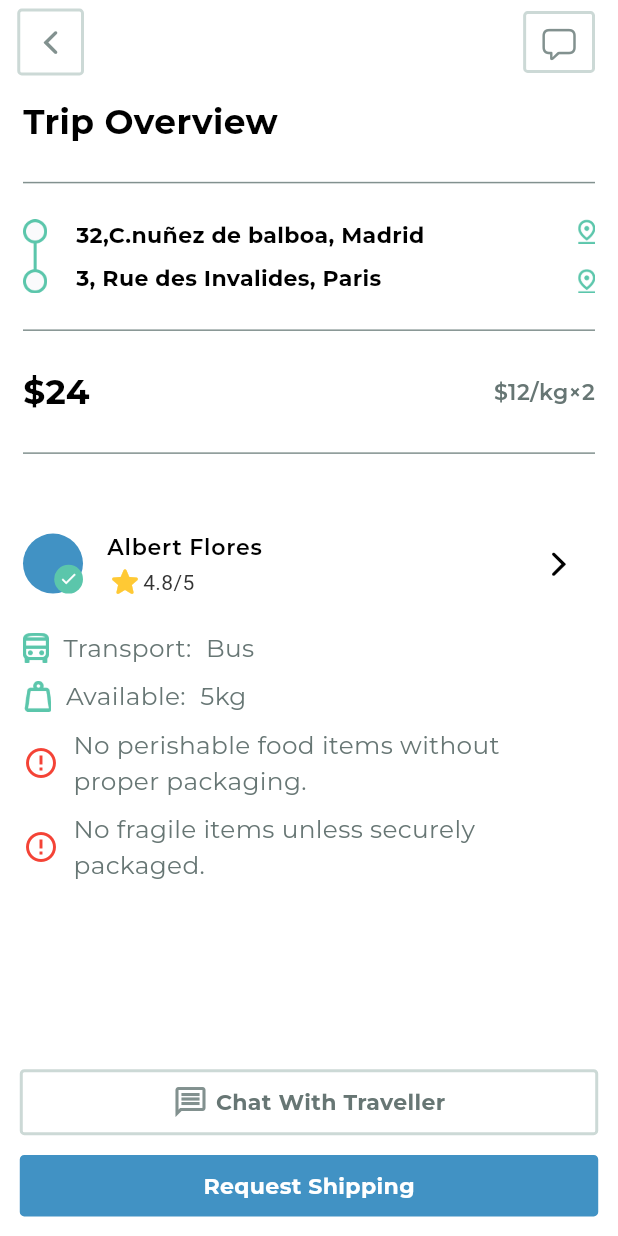
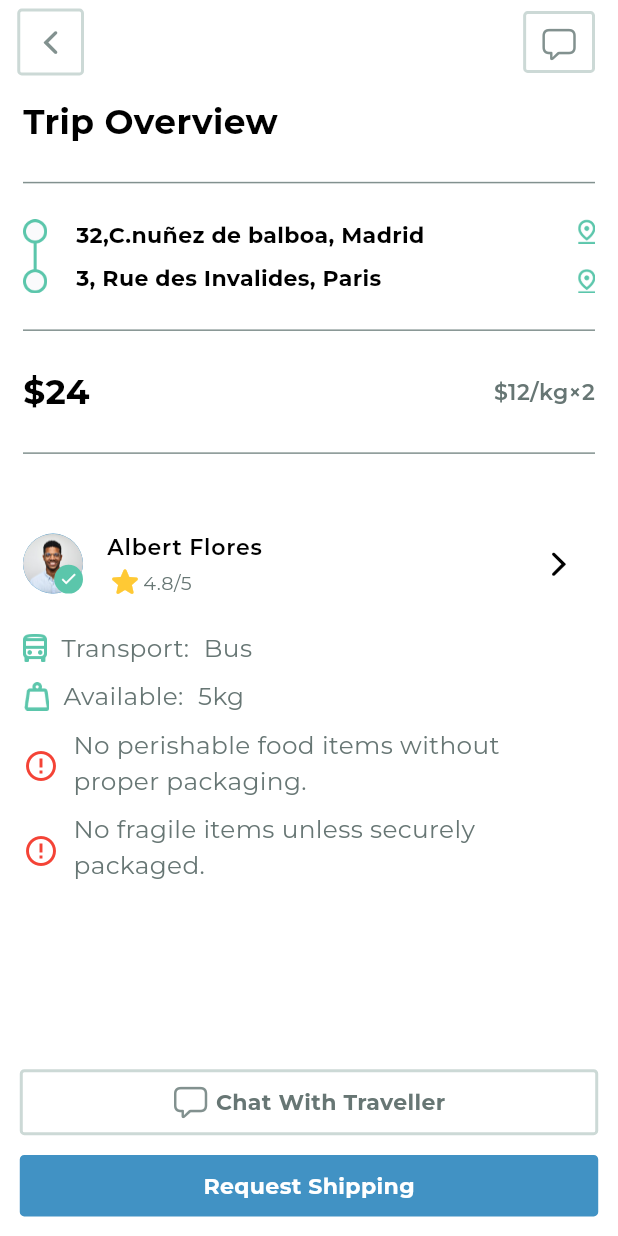
Before and after one commit to alphabetic100/courier_app, a Flutter app: the TripOverviewScreen screen opened directly, on a phone screen of 412 x 824 dp. Run offline on Flutter 3.47's test engine with Material 3 defaults, Android fonts, the phone set to English and light mode, and no system bars; our stand-ins replace dotted_border, get, google_fonts, image_picker, logger, pin_code_fields and 1 more; accounts and stored records are empty.

```diff
--- a/lib/core/utils/constants/image_path.dart
+++ b/lib/core/utils/constants/image_path.dart
@@ -2,6 +2,7 @@ class ImagePath {
   static const String _basePath = 'assets/images';
   static const String backGroundImage = '$_basePath/backgroundImage.png';
   static const String appLogo = 'assets/images/app_logo1.png';
+  static const String profile = "$_basePath/profile.png";
 
   static const String onboarding1 = '$_basePath/onboarding1.png';
   static const String onboarding2 = '$_basePath/onboarding2.png';
--- a/lib/features/messege/presentation/screens/message_screen.dart
+++ b/lib/features/messege/presentation/screens/message_screen.dart
@@ -57,7 +57,7 @@ class MessageScreen extends StatelessWidget {
     return Scaffold(
       appBar: CustomAppBar(),
       body: Padding(
-        padding: EdgeInsets.symmetric(horizontal: getWidth(12)),
+        padding: EdgeInsets.symmetric(horizontal: getWidth(16)),
         child: Column(
           crossAxisAlignment: CrossAxisAlignment.start,
           children: [
@@ -100,6 +100,8 @@ class MessageScreen extends StatelessWidget {
                                   crossAxisAlignment: CrossAxisAlignment.start,
                                   children: [
                                     CircleAvatar(
+                                      backgroundImage:
+                                          AssetImage(ImagePath.profile),
                                       radius: getWidth(15),
                                     ),
                                     HorizontalSpace(width: getWidth(10)),
--- a/lib/features/search_screen/presentation/components/search_result_card.dart
+++ b/lib/features/search_screen/presentation/components/search_result_card.dart
@@ -3,6 +3,7 @@ import 'package:courierapp/core/utils/constants/app_colors.dart';
 import 'package:courierapp/core/utils/constants/app_sizes.dart';
 import 'package:courierapp/core/utils/constants/app_spacers.dart';
 import 'package:courierapp/core/utils/constants/icon_path.dart';
+import 'package:courierapp/core/utils/constants/image_path.dart';
 import 'package:courierapp/features/search_screen/controller/trip_overview_controller.dart';
 import 'package:courierapp/features/search_screen/presentation/screens/trip_overview_screen.dart';
 import 'package:flutter/material.dart';
@@ -78,7 +79,9 @@ class SearchResultCard extends StatelessWidget {
               contentPadding: EdgeInsets.all(0),
               leading: Stack(
                 children: [
-                  CircleAvatar(),
+                  CircleAvatar(
+                    backgroundImage: AssetImage(ImagePath.profile),
+                  ),
                   tripOverviewController.isVerified.value
                       ? Positioned(
                           bottom: 0,
--- a/lib/features/search_screen/presentation/components/trip_overview_details.dart
+++ b/lib/features/search_screen/presentation/components/trip_overview_details.dart
@@ -3,6 +3,8 @@ import 'package:courierapp/core/utils/constants/app_colors.dart';
 import 'package:courierapp/core/utils/constants/app_sizes.dart';
 import 'package:courierapp/core/utils/constants/app_spacers.dart';
 import 'package:courierapp/core/utils/constants/icon_path.dart';
+import 'package:courierapp/core/utils/constants/image_path.dart';
+import 'package:courierapp/features/profile/presentation/screens/traveller_information.dart';
 import 'package:courierapp/features/search_screen/controller/trip_overview_controller.dart';
 import 'package:flutter/cupertino.dart';
 import 'package:flutter/material.dart';
@@ -19,11 +21,18 @@ class TripOverviewDetails extends StatelessWidget {
       padding: EdgeInsets.only(top: getHeight(16)),
       child: Column(
         children: [
-          ListTile(
+          GestureDetector(
+            onTap: () {
+              //TODO: Navigate to the Traveller Information page
+              Get.to(() => TravellerInformation());
+            },
+            child: ListTile(
               contentPadding: EdgeInsets.all(0),
               leading: Stack(
                 children: [
-                CircleAvatar(),
+                  CircleAvatar(
+                    backgroundImage: AssetImage(ImagePath.profile),
+                  ),
                   tripOverviewController.isVerified.value
                       ? Positioned(
                           bottom: 0,
@@ -48,7 +57,11 @@ class TripOverviewDetails extends StatelessWidget {
               subtitle: Row(
                 children: [
                   Icon(Icons.star_rounded, color: Color(0xFFFFC934)),
-                Text("4.8/5"),
+                  CustomText(
+                    text: "4.8/5",
+                    fontWeight: FontWeight.w400,
+                    fontSize: getWidth(14),
+                  ),
                 ],
               ),
               trailing: IconButton(
@@ -61,8 +74,9 @@ class TripOverviewDetails extends StatelessWidget {
                 ),
               ),
             ),
+          ),
           VerticalSpace(height: getHeight(10)),
-          _builtDetail(
+          builtDetail(
               isSub: true,
               title: "Transport:",
               icon: Image.asset(
@@ -73,7 +87,7 @@ class TripOverviewDetails extends StatelessWidget {
               ),
               subtitle: "Bus"),
           VerticalSpace(height: getHeight(10)),
-          _builtDetail(
+          builtDetail(
               isSub: true,
               title: "Available:",
               icon: Image.asset(
@@ -84,7 +98,7 @@ class TripOverviewDetails extends StatelessWidget {
               ),
               subtitle: "5kg"),
           VerticalSpace(height: getHeight(10)),
-          _builtDetail(
+          builtDetail(
             isSub: false,
             title: "No perishable food items without proper packaging.",
             icon: Icon(
@@ -93,7 +107,7 @@ class TripOverviewDetails extends StatelessWidget {
             ),
           ),
           VerticalSpace(height: getHeight(10)),
-          _builtDetail(
+          builtDetail(
             isSub: false,
             title: "No fragile items unless securely packaged.",
             icon: Icon(
@@ -108,15 +122,17 @@ class TripOverviewDetails extends StatelessWidget {
   }
 }
 
-Widget _builtDetail({
+Widget builtDetail({
   required bool isSub,
   required String title,
   required Widget icon,
   String? subtitle,
 }) {
   return Row(
+    crossAxisAlignment: CrossAxisAlignment.center,
+    mainAxisAlignment: MainAxisAlignment.start,
     children: [
-      icon,
+      SizedBox(height: getHeight(23), child: icon),
       HorizontalSpace(width: getWidth(10)),
       isSub
           ? CustomText(
--- a/lib/features/search_screen/presentation/screens/trip_overview_screen.dart
+++ b/lib/features/search_screen/presentation/screens/trip_overview_screen.dart
@@ -10,6 +10,7 @@ import 'package:courierapp/features/chat_with_traveller/presentation/chat_with_t
 import 'package:courierapp/features/request_shipping/presentation/request_shipping_screen.dart';
 import 'package:courierapp/features/search_screen/controller/trip_overview_controller.dart';
 import 'package:courierapp/features/search_screen/presentation/components/trip_overview_details.dart';
+import 'package:flutter/cupertino.dart';
 import 'package:flutter/material.dart';
 import 'package:get/get.dart';
 
@@ -54,7 +55,7 @@ class TripOverviewScreen extends StatelessWidget {
                   mainAxisAlignment: MainAxisAlignment.center,
                   children: [
                     Icon(
-                      Icons.message_outlined,
+                      CupertinoIcons.bubble_left,
                       color: AppColors.grey,
                     ),
                     HorizontalSpace(width: getWidth(5)),
```
Also changed, not shown: lib/core/common/widgets/custom_text_button.dart (+5 -3 lines), lib/features/messege/presentation/screens/chat_screens.dart (+5 -2 lines), lib/features/profile/presentation/components/traveller_riview_card.dart (added, +57 -0 lines), lib/features/profile/presentation/screens/profile_screen.dart (+7 -4 lines), lib/features/profile/presentation/screens/traveller_information.dart (added, +160 -0 lines), assets/icons/check_circle.png (added), assets/images/profile.png (added), lib/features/profile/presentation/components/profile_details_card.dart (renamed from lib/features/profile/components/profile_details_card.dart), lib/features/profile/presentation/components/profile_trip_travel_box.dart (renamed from lib/features/profile/components/profile_trip_travel_box.dart). Lines whose indentation alone changed are shown as unchanged.
